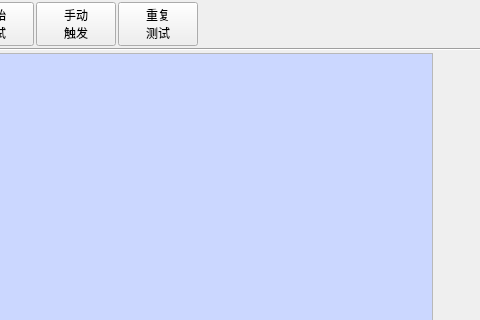
This is UiFiles/clsMainTestWindow.ui in caicaiking/WKELightWave as Qt 5 draws it before an edit; both pictures show x 376 to 856 and y 0 to 320 of the 976 by 656 pixel window. The edited form follows.
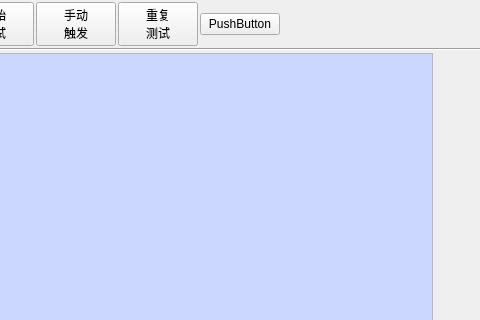
This is the edited form. Icons and pictures are not drawn.

```diff
--- a/UiFiles/clsMainTestWindow.ui
+++ b/UiFiles/clsMainTestWindow.ui
@@ -234,6 +234,13 @@
         </property>
        </widget>
       </item>
+      <item>
+       <widget class="QPushButton" name="pushButton">
+        <property name="text">
+         <string>PushButton</string>
+        </property>
+       </widget>
+      </item>
       <item>
        <spacer name="horizontalSpacer">
         <property name="orientation">
```
